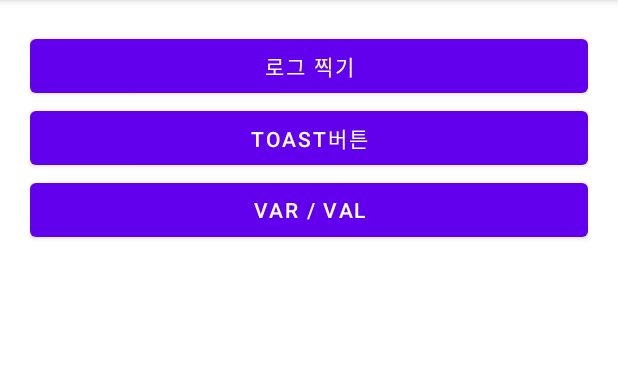
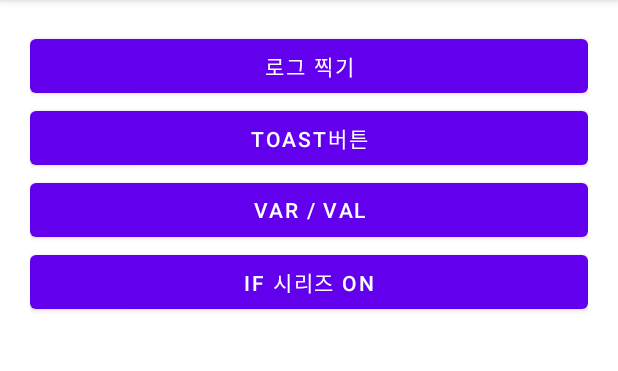
Before and after one commit to MrNubi/Kotlin_Basick_2022215, an Android app: the screen it shows after launch (MainActivity), after a tap on "VAR / VAL", on a phone screen of 412 x 824 dp, the part 84-455 px from its top. Run offline under Robolectric (Android 15) with nearby library versions, the phone set to English and light mode, and no system bars.

Commit message:
if문 연습

```diff
--- a/app/src/main/java/com/beyond/kotlin_basick_2022215/MainActivity.kt
+++ b/app/src/main/java/com/beyond/kotlin_basick_2022215/MainActivity.kt
@@ -8,6 +8,9 @@ import android.widget.Toast
 import kotlinx.android.synthetic.main.activity_main.*
 
 class MainActivity : AppCompatActivity() {
+    private lateinit var Userage : Any
+
+
 
 
 
@@ -24,7 +27,7 @@ class MainActivity : AppCompatActivity() {
             //로그는 개발자 로직 체크용
 
             Log.d("메인 화면","Log 눌림")
-            Log.wtf("썅", "이게 나오네")
+            Log.wtf("로그 wtf", "이게 나오네")
             Log.e("아", "에러임을 알려주는 에러 로그")
 
         }
@@ -39,7 +42,50 @@ class MainActivity : AppCompatActivity() {
         btnVar.setOnClickListener {
             //변수 연습
 
+            val choi = "최재훈"
+            val d = 10
 
+            Toast.makeText(this, "$choi $d", Toast.LENGTH_SHORT).show()
+
+
+
+        }
+
+        btnCondition.setOnClickListener {
+            //조건문 연습
+
+           val Userage = 10
+
+
+            if(Userage >= 20 ){
+
+                Toast.makeText(this, "당신은 성인이시군요", Toast.LENGTH_SHORT).show()
+
+            }
+
+            else if(Userage >= 17 ){
+
+                Toast.makeText(this, "당신은 고등학생이시군요", Toast.LENGTH_SHORT).show()
+
+            }
+
+            else if(Userage >= 13 ){
+
+                Toast.makeText(this, "당신은 중학생이시군요", Toast.LENGTH_SHORT).show()
+
+            }
+
+            else if(Userage >= 8 ){
+
+                Toast.makeText(this, "당신은 초등학생이시군요", Toast.LENGTH_SHORT).show()
+
+            }
+
+            else{
+
+                Toast.makeText(this, "학교를 못가셨군요", Toast.LENGTH_SHORT).show()
+
+            }
 
         }
 
--- a/app/src/main/res/layout/activity_main.xml
+++ b/app/src/main/res/layout/activity_main.xml
@@ -24,6 +24,11 @@
         android:text="Var / Val"
         android:layout_width="match_parent"
         android:layout_height="wrap_content"></Button>
+    <Button
+        android:id="@+id/btnCondition"
+        android:text="if 시리즈 on"
+        android:layout_width="match_parent"
+        android:layout_height="wrap_content"></Button>
 
 
 
```
